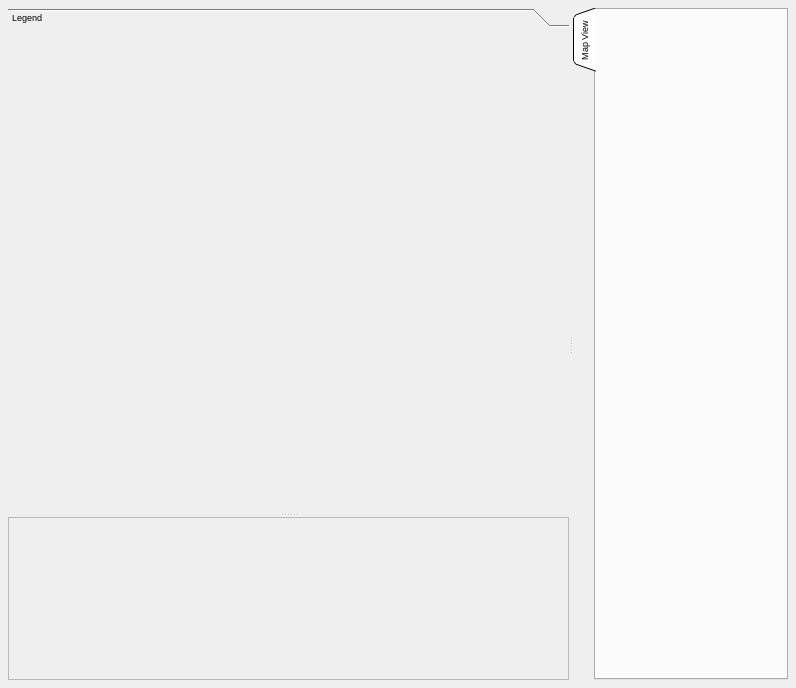
First picture: the form in branches/Qt4-Ui-Conversion/src/qgisappbase.ui, repository stopa85/Quantum-GIS, before the edit.
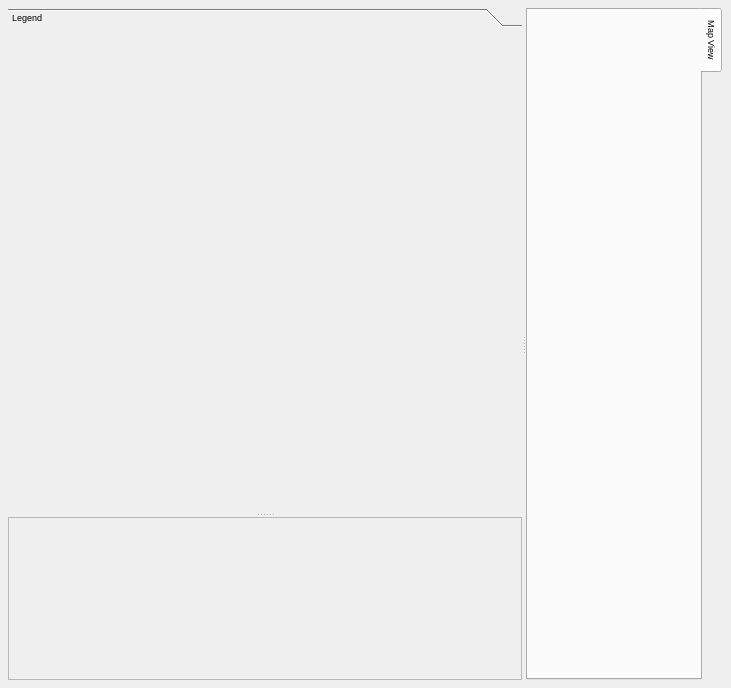
Second picture: the form after the edit.

Commit message: Improve look of tabs on main form

Patch:
```diff
--- a/branches/Qt4-Ui-Conversion/src/qgisappbase.ui
+++ b/branches/Qt4-Ui-Conversion/src/qgisappbase.ui
@@ -8,7 +8,7 @@
    <rect>
     <x>0</x>
     <y>0</y>
-    <width>796</width>
+    <width>731</width>
     <height>688</height>
    </rect>
   </property>
@@ -89,7 +89,7 @@
           <rect>
            <x>0</x>
            <y>0</y>
-           <width>570</width>
+           <width>465</width>
            <height>446</height>
           </rect>
          </property>
@@ -120,10 +120,10 @@
         </font>
        </property>
        <property name="tabPosition" >
-        <enum>QTabWidget::West</enum>
+        <enum>QTabWidget::East</enum>
        </property>
        <property name="tabShape" >
-        <enum>QTabWidget::Triangular</enum>
+        <enum>QTabWidget::Rounded</enum>
        </property>
        <widget class="QWidget" name="Map View" >
         <attribute name="title" >
```
